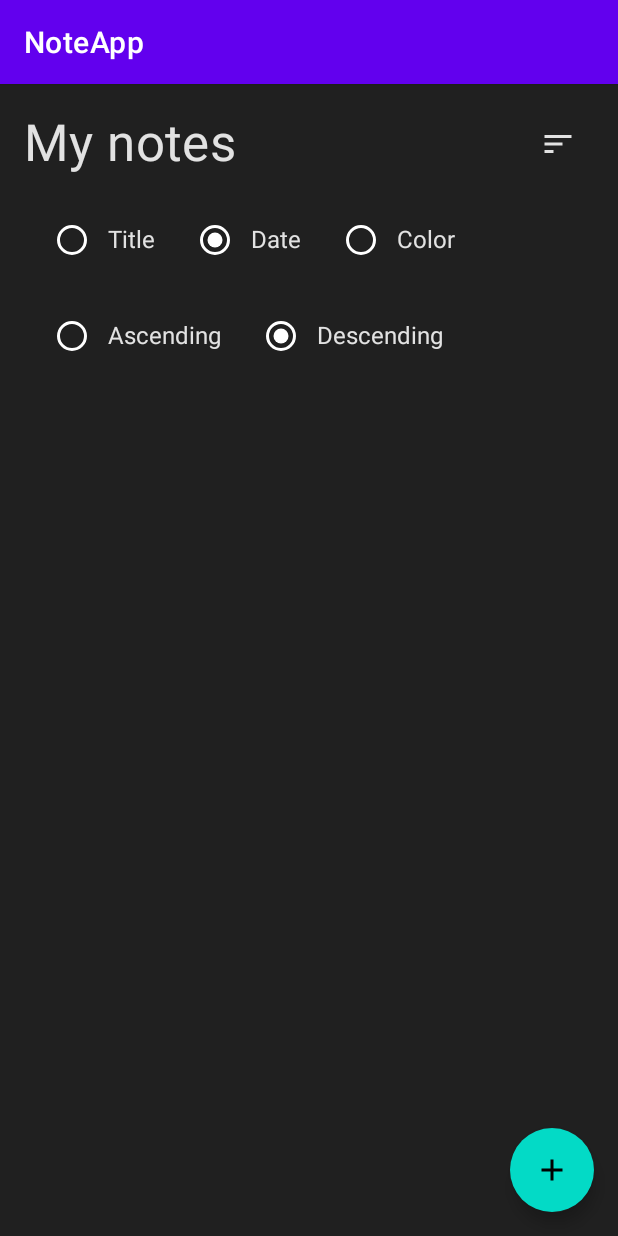
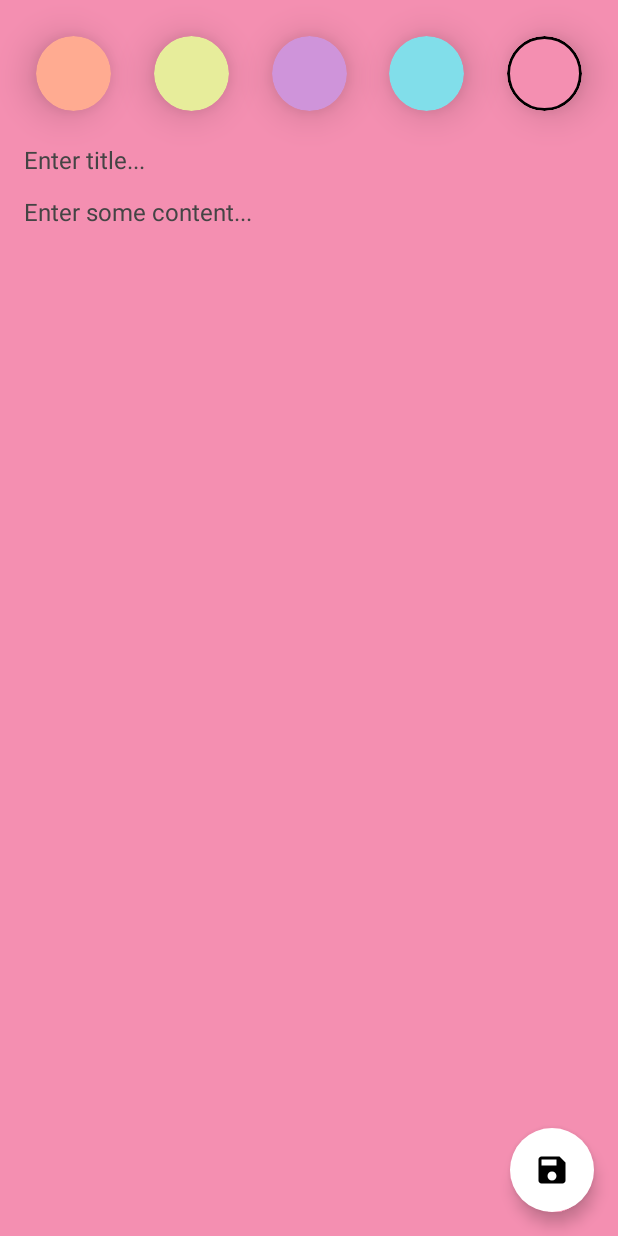
Before and after one commit to namnp9981/note_app, an Android app built with Jetpack Compose: the screen it shows after launch (MainActivity), after a tap on "Add a note", on a phone screen of 412 x 824 dp. Run offline under Robolectric (Android 15) with nearby library versions, the phone set to English and light mode, and no system bars; our stand-ins replace Dagger/Hilt's generated code, Room's generated code; 1 other tap on this screen came first.

Commit message:
done creating, editing notes

```diff
--- a/app/src/main/AndroidManifest.xml
+++ b/app/src/main/AndroidManifest.xml
@@ -12,6 +12,7 @@
         android:theme="@style/Theme.NoteApp">
         <activity
             android:name=".features.note.presentation.MainActivity"
+            android:theme="@style/Theme.NoteApp.NoActionBar"
             android:exported="true">
             <intent-filter>
                 <action android:name="android.intent.action.MAIN" />
--- a/app/src/main/java/vn/namnp/noteapp/features/note/presentation/MainActivity.kt
+++ b/app/src/main/java/vn/namnp/noteapp/features/note/presentation/MainActivity.kt
@@ -5,10 +5,13 @@ import android.os.Bundle
 import androidx.activity.compose.setContent
 import androidx.compose.material.MaterialTheme
 import androidx.compose.material.Surface
+import androidx.navigation.NavType
 import androidx.navigation.compose.NavHost
 import androidx.navigation.compose.composable
 import androidx.navigation.compose.rememberNavController
+import androidx.navigation.navArgument
 import dagger.hilt.android.AndroidEntryPoint
+import vn.namnp.noteapp.features.note.presentation.add_edit_note.AddEditNoteScreen
 import vn.namnp.noteapp.features.note.presentation.notes.NoteScreen
 import vn.namnp.noteapp.features.note.presentation.screens.Screens
 import vn.namnp.noteapp.ui.theme.NoteAppTheme
@@ -35,6 +38,27 @@ class MainActivity : AppCompatActivity() {
                                 navController = navController
                             )
                         }
+                        composable(
+                            route = Screens.AddEditNoteScreen.route
+                            + "?noteId={noteId}&noteColor={noteColor}",
+                            arguments = listOf(
+                                navArgument(
+                                    name = "noteId"
+                                ) {
+                                    type = NavType.IntType
+                                    defaultValue = -1
+                                },
+                                navArgument(
+                                    name = "noteColor"
+                                ) {
+                                    type = NavType.IntType
+                                    defaultValue = -1
+                                }
+                            )
+                        ) {
+                            val color = it.arguments?.getInt("noteColor") ?: -1
+                            AddEditNoteScreen(navController = navController, noteColor = color)
+                        }
                     }
                 }
             }
--- /dev/null
+++ b/app/src/main/java/vn/namnp/noteapp/features/note/presentation/add_edit_note/AddEditNoteEvent.kt
@@ -0,0 +1,12 @@
+package vn.namnp.noteapp.features.note.presentation.add_edit_note
+
+import androidx.compose.ui.focus.FocusState
+
+sealed class AddEditNoteEvent {
+    data class OnTitleChangeEvent(val value: String): AddEditNoteEvent()
+    data class OnChangeFocusTitleEvent(val focusState: FocusState): AddEditNoteEvent()
+    data class OnContentChangeEvent(val value: String): AddEditNoteEvent()
+    data class OnChangeFocusContentEvent(val focusState: FocusState): AddEditNoteEvent()
+    data class OnChangeColorEvent(val color: Int): AddEditNoteEvent()
+    object OnSaveNoteEvent: AddEditNoteEvent()
+}
--- /dev/null
+++ b/app/src/main/java/vn/namnp/noteapp/features/note/presentation/add_edit_note/AddEditNoteScreen.kt
@@ -0,0 +1,143 @@
+package vn.namnp.noteapp.features.note.presentation.add_edit_note
+
+import androidx.compose.animation.Animatable
+import androidx.compose.animation.core.tween
+import androidx.compose.foundation.background
+import androidx.compose.foundation.border
+import androidx.compose.foundation.clickable
+import androidx.compose.foundation.layout.*
+import androidx.compose.foundation.shape.CircleShape
+import androidx.compose.material.*
+import androidx.compose.material.icons.Icons
+import androidx.compose.material.icons.filled.Save
+import androidx.compose.runtime.Composable
+import androidx.compose.runtime.LaunchedEffect
+import androidx.compose.runtime.remember
+import androidx.compose.runtime.rememberCoroutineScope
+import androidx.compose.ui.Modifier
+import androidx.compose.ui.draw.clip
+import androidx.compose.ui.draw.shadow
+import androidx.compose.ui.graphics.Color
+import androidx.compose.ui.graphics.toArgb
+import androidx.compose.ui.unit.dp
+import androidx.hilt.navigation.compose.hiltViewModel
+import androidx.navigation.NavController
+import kotlinx.coroutines.flow.collectLatest
+import kotlinx.coroutines.launch
+import vn.namnp.noteapp.features.note.domain.model.Note
+import vn.namnp.noteapp.features.note.presentation.add_edit_note.components.NoteTextField
+
+@Composable
+fun AddEditNoteScreen(
+    navController: NavController,
+    noteColor: Int,
+    viewModel: AddEditNoteViewModel = hiltViewModel()
+) {
+    val titleState = viewModel.noteTitle.value
+    val contentState = viewModel.noteContent.value
+    val scaffoldState = rememberScaffoldState()
+    val scope = rememberCoroutineScope()
+    val backgroundAnimation = remember {
+        Animatable(
+            Color(if(noteColor != -1) noteColor else viewModel.noteColor.value)
+        )
+    }
+
+    LaunchedEffect(key1 = true) {
+        viewModel.eventFlow.collectLatest { event ->
+            when(event) {
+                is AddEditNoteViewModel.UiEvent.ShowSnackBar -> {
+                    scaffoldState.snackbarHostState.showSnackbar(
+                        message = event.message
+                    )
+                }
+                is AddEditNoteViewModel.UiEvent.SaveNote -> {
+                    navController.navigateUp()
+                }
+            }
+        }
+    }
+
+    Scaffold(
+        floatingActionButton = {
+            FloatingActionButton(
+                onClick = {
+                    viewModel.onEvent(AddEditNoteEvent.OnSaveNoteEvent)
+                },
+                backgroundColor = MaterialTheme.colors.primary
+            ) {
+                Icon(imageVector = Icons.Default.Save, contentDescription = "Save note")
+            }
+        },
+        scaffoldState = scaffoldState
+    ) {
+        Column(
+            modifier = Modifier
+                .fillMaxSize()
+                .background(backgroundAnimation.value)
+                .padding(16.dp)
+        ) {
+            Row(
+                modifier = Modifier
+                    .fillMaxWidth()
+                    .padding(8.dp),
+                horizontalArrangement = Arrangement.SpaceBetween
+            ) {
+                Note.noteColors.forEach { color ->
+                    val colorInt = color.toArgb()
+                    Box(
+                        modifier = Modifier
+                            .size(50.dp)
+                            .shadow(15.dp, CircleShape)
+                            .clip(CircleShape)
+                            .background(color)
+                            .border(
+                                width = 2.dp,
+                                color = if (viewModel.noteColor.value == colorInt) Color.Black else Color.Transparent,
+                                shape = CircleShape
+                            )
+                            .clickable {
+                                scope.launch {
+                                    backgroundAnimation.animateTo(
+                                        targetValue = Color(colorInt),
+                                        animationSpec = tween(
+                                            durationMillis = 500
+                                        )
+                                    )
+                                }
+                                viewModel.onEvent(AddEditNoteEvent.OnChangeColorEvent(colorInt))
+                            }
+                    )
+                }
+            }
+            Spacer(modifier = Modifier.height(16.dp))
+            NoteTextField(
+                text = titleState.text,
+                hint = titleState.hint,
+                onValueChange = { value ->
+                    viewModel.onEvent(AddEditNoteEvent.OnTitleChangeEvent(value))
+                },
+                onFocusChange = { state ->
+                    viewModel.onEvent(AddEditNoteEvent.OnChangeFocusTitleEvent(state))
+                },
+                isHintVisible = titleState.isHintVisible,
+                textStyle = MaterialTheme.typography.body1,
+                modifier = Modifier.fillMaxWidth()
+            )
+            Spacer(modifier = Modifier.height(16.dp))
+            NoteTextField(
+                text = contentState.text,
+                hint = contentState.hint,
+                onValueChange = { value ->
+                    viewModel.onEvent(AddEditNoteEvent.OnContentChangeEvent(value))
+                },
+                onFocusChange = { state ->
+                    viewModel.onEvent(AddEditNoteEvent.OnChangeFocusContentEvent(state))
+                },
+                isHintVisible = contentState.isHintVisible,
+                textStyle = MaterialTheme.typography.body1,
+                modifier = Modifier.fillMaxWidth()
+            )
+        }
+    }
+}
--- /dev/null
+++ b/app/src/main/java/vn/namnp/noteapp/features/note/presentation/add_edit_note/AddEditNoteViewModel.kt
@@ -0,0 +1,117 @@
+package vn.namnp.noteapp.features.note.presentation.add_edit_note
+
+import androidx.compose.runtime.State
+import androidx.compose.runtime.mutableStateOf
+import androidx.compose.ui.graphics.toArgb
+import androidx.lifecycle.SavedStateHandle
+import androidx.lifecycle.ViewModel
+import androidx.lifecycle.viewModelScope
+import dagger.hilt.android.lifecycle.HiltViewModel
+import kotlinx.coroutines.flow.MutableSharedFlow
+import kotlinx.coroutines.flow.asSharedFlow
+import kotlinx.coroutines.launch
+import vn.namnp.noteapp.features.note.domain.model.Note
+import vn.namnp.noteapp.features.note.domain.use_case.NoteUseCases
+import vn.namnp.noteapp.features.note.domain.util.InvalidNoteException
+import java.lang.Exception
+import javax.inject.Inject
+
+@HiltViewModel
+class AddEditNoteViewModel @Inject constructor(
+    private val noteUseCases: NoteUseCases,
+    savedStateHandle: SavedStateHandle
+): ViewModel() {
+    private val _noteTitle = mutableStateOf(NoteTextFieldState(
+        hint = "Enter title..."
+    ))
+    val noteTitle: State<NoteTextFieldState> = _noteTitle
+
+    private val _noteContent = mutableStateOf(NoteTextFieldState(
+        hint = "Enter some content..."
+    ))
+    val noteContent: State<NoteTextFieldState> = _noteContent
+
+    private val _noteColor = mutableStateOf(Note.noteColors.random().toArgb())
+    val noteColor = _noteColor
+
+    private val _eventFlow = MutableSharedFlow<UiEvent>()
+    val eventFlow = _eventFlow.asSharedFlow()
+
+    private var currentNoteId: Int? = null
+
+    init {
+        savedStateHandle.get<Int>("noteId")?.let { noteId ->
+            if(noteId != -1) {
+                viewModelScope.launch {
+                    noteUseCases.getNote(noteId)?.also { note ->
+                        currentNoteId = note.id
+                        _noteTitle.value = _noteTitle.value.copy(
+                            text = note.content,
+                            isHintVisible = false
+                        )
+                        _noteContent.value = _noteContent.value.copy(
+                            text = note.content,
+                            isHintVisible = false
+                        )
+                        _noteColor.value = note.color
+                    }
+                }
+            }
+        }
+    }
+
+    fun onEvent(noteEvent: AddEditNoteEvent) {
+        when(noteEvent) {
+            is AddEditNoteEvent.OnTitleChangeEvent -> {
+                _noteTitle.value = _noteTitle.value.copy(
+                    text = noteEvent.value
+                )
+            }
+            is AddEditNoteEvent.OnContentChangeEvent -> {
+                _noteContent.value = _noteContent.value.copy(
+                    text = noteEvent.value
+                )
+            }
+            is AddEditNoteEvent.OnChangeFocusTitleEvent -> {
+                _noteTitle.value = _noteTitle.value.copy(
+                    isHintVisible = !noteEvent.focusState.isFocused && _noteTitle.value.text.isBlank()
+                )
+            }
+            is AddEditNoteEvent.OnChangeFocusContentEvent -> {
+                _noteContent.value = _noteContent.value.copy(
+                    isHintVisible = !noteEvent.focusState.isFocused && _noteContent.value.text.isBlank()
+                )
+            }
+            is AddEditNoteEvent.OnChangeColorEvent -> {
+                _noteColor.value = noteEvent.color
+            }
+            is AddEditNoteEvent.OnSaveNoteEvent -> {
+                viewModelScope.launch {
+                    try {
+                        noteUseCases.addNote(
+                            Note(
+                                title = _noteTitle.value.text,
+                                content = _noteContent.value.text,
+                                color = _noteColor.value,
+                                id = currentNoteId,
+                                timestamp = System.currentTimeMillis(),
+                            )
+                        )
+                        _eventFlow.emit(UiEvent.SaveNote)
+                    }catch (e: InvalidNoteException) {
+                        _eventFlow.emit(
+                            UiEvent.ShowSnackBar(
+                                message = e.message ?: "Couldn't save note"
+                            )
+                        )
+                    }
+                }
+            }
+        }
+    }
+
+    sealed class UiEvent {
+        data class ShowSnackBar(val message: String): UiEvent()
+        object SaveNote: UiEvent()
+    }
+}
--- /dev/null
+++ b/app/src/main/java/vn/namnp/noteapp/features/note/presentation/add_edit_note/NoteTextFieldState.kt
@@ -0,0 +1,7 @@
+package vn.namnp.noteapp.features.note.presentation.add_edit_note
+
+data class NoteTextFieldState(
+    val text: String = "",
+    val hint: String = "",
+    val isHintVisible: Boolean = true
+)
--- /dev/null
+++ b/app/src/main/java/vn/namnp/noteapp/features/note/presentation/add_edit_note/components/NoteTextField.kt
@@ -0,0 +1,46 @@
+package vn.namnp.noteapp.features.note.presentation.add_edit_note.components
+
+import androidx.compose.foundation.layout.Box
+import androidx.compose.foundation.layout.fillMaxSize
+import androidx.compose.foundation.layout.fillMaxWidth
+import androidx.compose.foundation.text.BasicTextField
+import androidx.compose.material.Text
+import androidx.compose.runtime.Composable
+import androidx.compose.ui.Modifier
+import androidx.compose.ui.focus.FocusState
+import androidx.compose.ui.focus.onFocusChanged
+import androidx.compose.ui.graphics.Color
+import androidx.compose.ui.text.TextStyle
+
+@Composable
+fun NoteTextField(
+    text: String,
+    hint: String,
+    isHintVisible: Boolean = true,
+    modifier: Modifier = Modifier,
+    textStyle: TextStyle = TextStyle(),
+    singleLine: Boolean = true,
+    onValueChange: (String) -> Unit,
+    onFocusChange: (FocusState) -> Unit,
+) {
+    Box(
+        modifier = modifier
+    ) {
+        BasicTextField(
+            value = text,
+            onValueChange = onValueChange,
+            modifier = Modifier
+                .fillMaxWidth()
+                .onFocusChanged { state ->
+                    onFocusChange(state)
+                }
+        )
+        if(isHintVisible) {
+            Text(
+                text = hint,
+                style = textStyle,
+                color = Color.DarkGray
+            )
+        }
+    }
+}
--- a/app/src/main/java/vn/namnp/noteapp/features/note/presentation/notes/NoteScreen.kt
+++ b/app/src/main/java/vn/namnp/noteapp/features/note/presentation/notes/NoteScreen.kt
@@ -13,6 +13,7 @@ import androidx.compose.runtime.Composable
 import androidx.compose.runtime.rememberCoroutineScope
 import androidx.compose.ui.Alignment
 import androidx.compose.ui.Modifier
+import androidx.compose.ui.graphics.Color
 import androidx.compose.ui.unit.dp
 import androidx.hilt.navigation.compose.hiltViewModel
 import androidx.navigation.NavController
@@ -37,7 +38,8 @@ fun NoteScreen(
             FloatingActionButton(
                 onClick = {
                     navController.navigate(Screens.AddEditNoteScreen.route)
-                }
+                },
+                backgroundColor = Color.White
             ) {
                 Icon(imageVector = Icons.Default.Add, contentDescription = "Add a note")
             }
@@ -110,6 +112,7 @@ fun NoteScreen(
                             }
                         }
                     )
+                    Spacer(modifier = Modifier.height(16.dp))
                 }
             }
         }
--- a/app/src/main/java/vn/namnp/noteapp/features/note/presentation/notes/NotesViewModel.kt
+++ b/app/src/main/java/vn/namnp/noteapp/features/note/presentation/notes/NotesViewModel.kt
@@ -12,6 +12,7 @@ import kotlinx.coroutines.launch
 import vn.namnp.noteapp.features.note.domain.model.Note
 import vn.namnp.noteapp.features.note.domain.use_case.NoteUseCases
 import vn.namnp.noteapp.features.note.domain.util.NoteOrder
+import vn.namnp.noteapp.features.note.domain.util.OrderType
 import javax.inject.Inject
 
 @HiltViewModel
@@ -25,6 +26,10 @@ class NotesViewModel @Inject constructor(
     private var recentlyDeletedNote: Note? = null
 
     private var getNotesJob: Job? = null
+
+    init {
+        getNotes(NoteOrder.Date(OrderType.Descending))
+    }
 
     fun onEvent(noteEvent: NoteEvent) {
         when (noteEvent) {
--- a/app/src/main/res/values/themes.xml
+++ b/app/src/main/res/values/themes.xml
@@ -2,15 +2,22 @@
     <!-- Base application theme. -->
     <style name="Theme.NoteApp" parent="Theme.MaterialComponents.DayNight.DarkActionBar">
         <!-- Primary brand color. -->
-        <item name="colorPrimary">@color/purple_500</item>
-        <item name="colorPrimaryVariant">@color/purple_700</item>
+        <item name="colorPrimary">@color/white</item>
         <item name="colorOnPrimary">@color/white</item>
         <!-- Secondary brand color. -->
-        <item name="colorSecondary">@color/teal_200</item>
-        <item name="colorSecondaryVariant">@color/teal_700</item>
+        <item name="colorSecondary">@color/black</item>
         <item name="colorOnSecondary">@color/black</item>
         <!-- Status bar color. -->
         <item name="android:statusBarColor" tools:targetApi="l">?attr/colorPrimaryVariant</item>
         <!-- Customize your theme here. -->
     </style>
+
+    <style name="Theme.NoteApp.NoActionBar">
+        <item name="windowActionBar">false</item>
+        <item name="windowNoTitle">true</item>
+    </style>
+
+    <style name="Theme.CleanArchTodoAppPrep.AppBarOverlay" parent="ThemeOverlay.AppCompat.Dark.ActionBar" />
+
+    <style name="Theme.CleanArchTodoAppPrep.PopupOverlay" parent="ThemeOverlay.AppCompat.Light" />
 </resources>
```
Also changed, not shown: app/src/main/java/vn/namnp/noteapp/features/note/presentation/notes/components/NoteItem.kt (+8 -5 lines).
